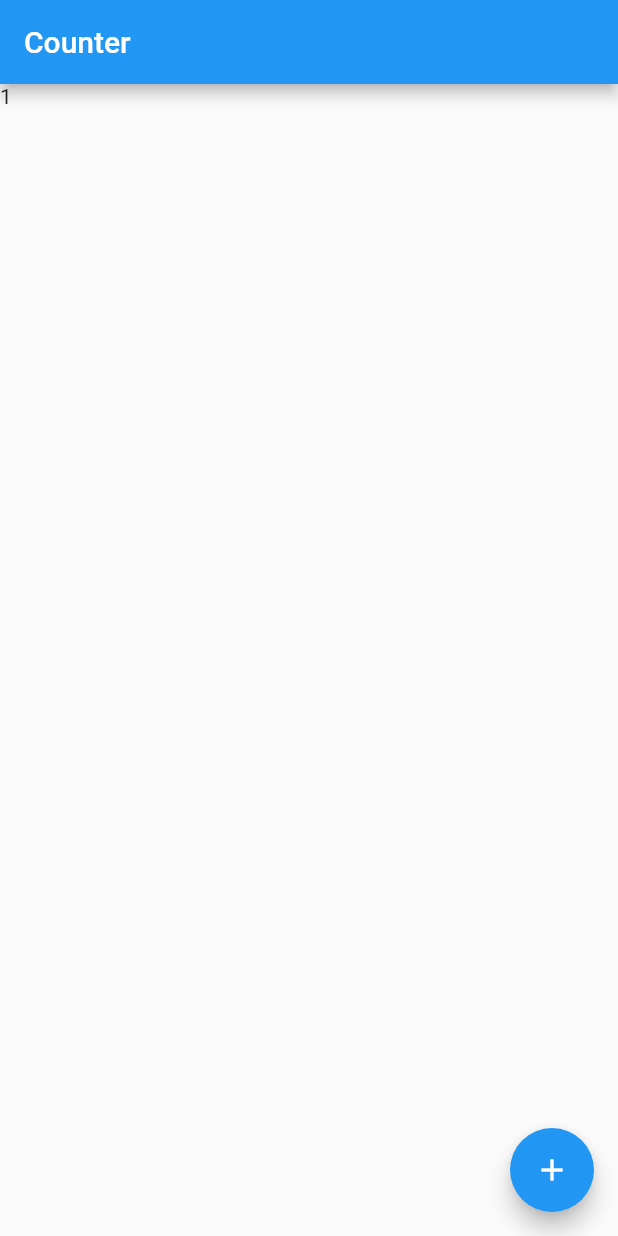
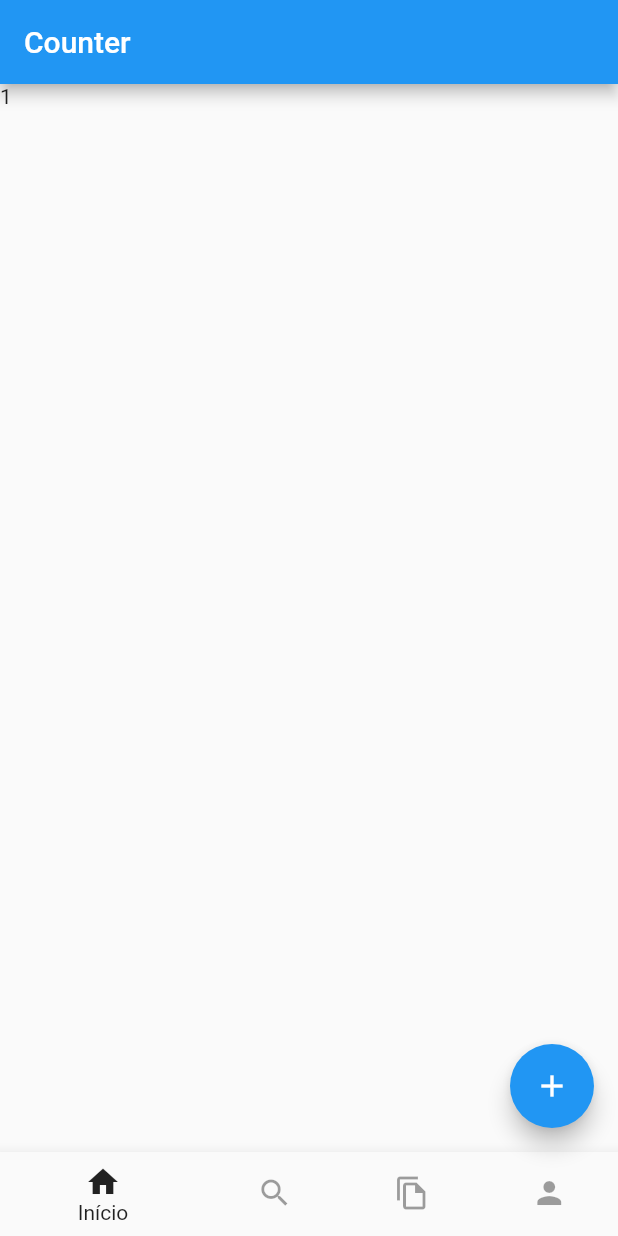
Before and after one commit to caiobribeiro/ifood_responsive_clone, a Flutter app: the screen it shows after launch, after a tap on the "add" icon, on a phone screen of 412 x 824 dp. Run offline on Flutter 3.47's test engine with Material 2 defaults, Android fonts, the phone set to English and light mode, and no system bars; our stand-ins replace flutter_mobx, flutter_modular, mobx; generated files the repository leaves out were written again.

Commit message:
Custom Bottom App Bar created within Rango library

```diff
--- a/lib/app/modules/home/home_page.dart
+++ b/lib/app/modules/home/home_page.dart
@@ -28,6 +28,15 @@ class _HomePageState extends State<HomePage> {
       appBar: AppBar(
         title: const Text('Counter'),
       ),
+      bottomNavigationBar: RangoBottomBar(
+        onIndexSelected: (index) => print(index),
+        items: [
+          RangoBottomBarItem(icon: Icons.home, label: 'Início'),
+          RangoBottomBarItem(icon: Icons.search, label: 'Busca'),
+          RangoBottomBarItem(icon: Icons.file_copy_outlined, label: 'Pedidos'),
+          RangoBottomBarItem(icon: Icons.person, label: 'Perfil'),
+        ],
+      ),
       body: Observer(
         builder: (context) => Text('${store.counter}'),
       ),
--- a/libraries/rango/lib/rango.dart
+++ b/libraries/rango/lib/rango.dart
@@ -1 +1,4 @@
 library rango;
+
+export 'src/widgets/bottom_bar/rango_bottom_bar.dart';
+export 'src/widgets/bottom_bar/rango_bottom_bar_item.dart';
--- /dev/null
+++ b/libraries/rango/lib/src/widgets/bottom_bar/rango_bottom_bar.dart
@@ -0,0 +1,40 @@
+import 'package:flutter/material.dart';
+import 'rango_bottom_bar_item.dart';
+
+class RangoBottomBar extends StatefulWidget {
+  final List<RangoBottomBarItem> items;
+  final void Function(int index) onIndexSelected;
+  const RangoBottomBar({
+    super.key,
+    required this.items,
+    required this.onIndexSelected,
+  });
+
+  @override
+  State<RangoBottomBar> createState() => _RangoBottomBarState();
+}
+
+class _RangoBottomBarState extends State<RangoBottomBar> {
+  int selected = 0;
+
+  @override
+  Widget build(BuildContext context) {
+    return BottomNavigationBar(
+      items: List.from(
+        widget.items.map(
+          (item) =>
+              BottomNavigationBarItem(icon: Icon(item.icon), label: item.label),
+        ),
+      ),
+      selectedItemColor: Colors.black87,
+      unselectedItemColor: Colors.black38,
+      currentIndex: selected,
+      onTap: ((index) {
+        widget.onIndexSelected(index);
+        setState(() {
+          selected = index;
+        });
+      }),
+    );
+  }
+}
--- /dev/null
+++ b/libraries/rango/lib/src/widgets/bottom_bar/rango_bottom_bar_item.dart
@@ -0,0 +1,11 @@
+import 'package:flutter/cupertino.dart';
+
+class RangoBottomBarItem {
+  final String label;
+  final IconData icon;
+
+  RangoBottomBarItem({
+    required this.label,
+    required this.icon,
+  });
+}
```
